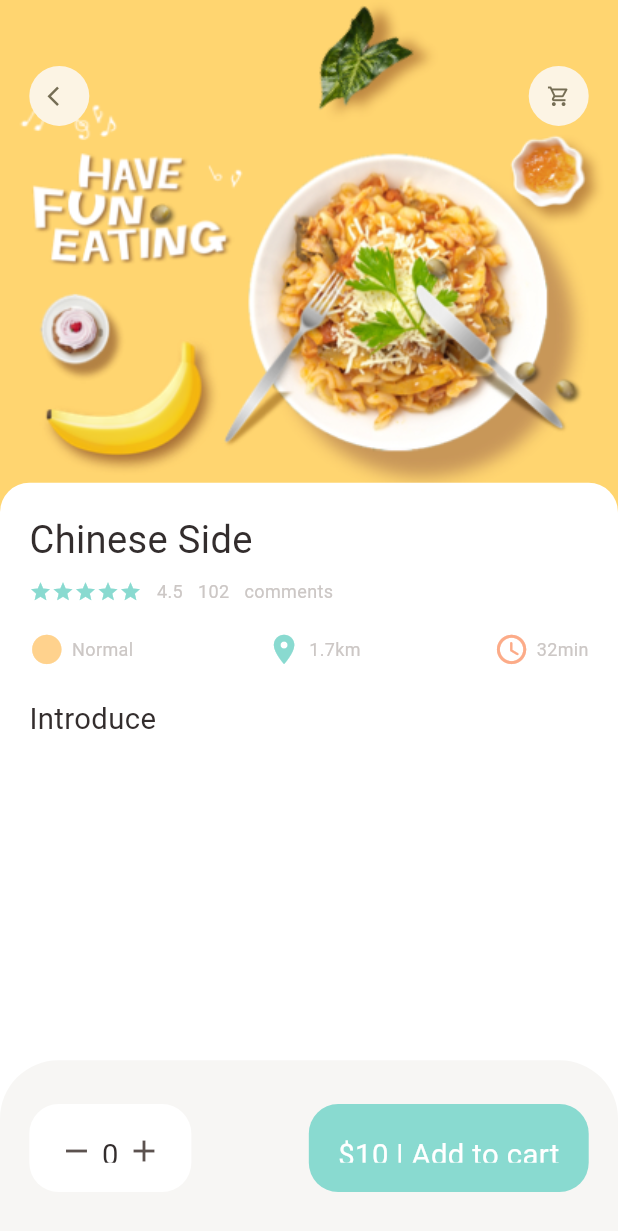
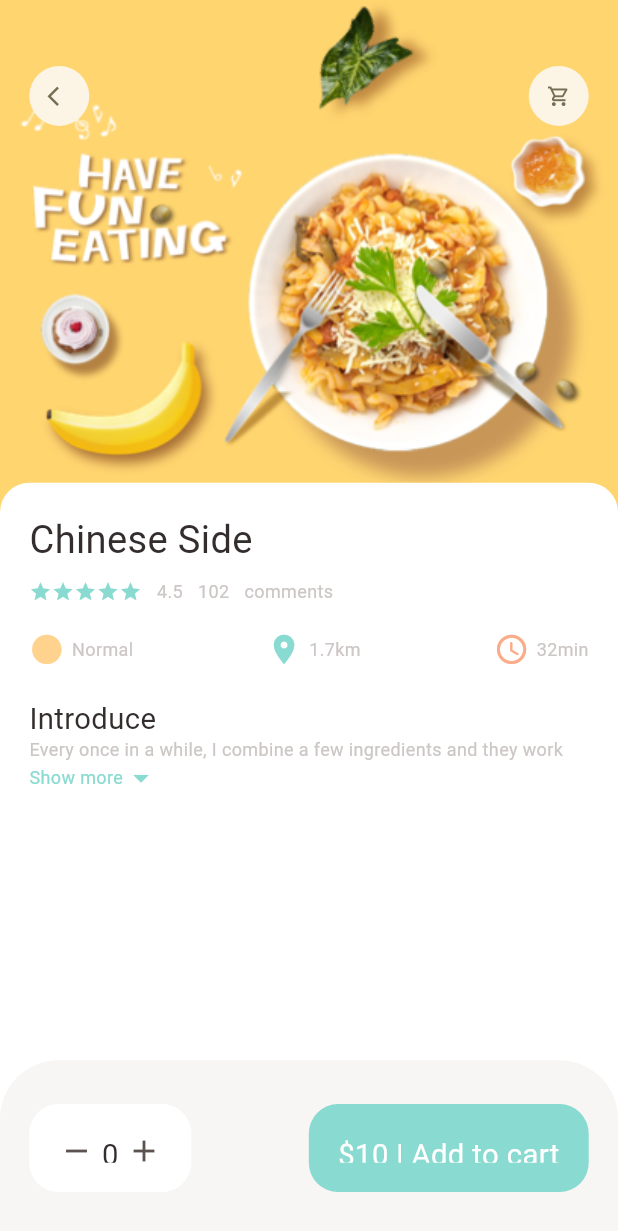
Before and after one commit to pioc-si/flutterEcommApp, a Flutter app: the screen it shows after launch, on a phone screen of 412 x 824 dp. Shown: the top 1231 px of the screen. Run offline on Flutter 3.47's test engine with Material 3 defaults, Android fonts, the phone set to English and light mode, and no system bars; our stand-ins replace dots_indicator, get.

Commit message:
add expanded widget

```diff
--- a/lib/pages/food/popular_food_detail.dart
+++ b/lib/pages/food/popular_food_detail.dart
@@ -3,6 +3,7 @@ import 'package:ecommapp/utils/dimensions.dart';
 import 'package:ecommapp/widgets/app_column.dart';
 import 'package:ecommapp/widgets/app_icon.dart';
 import 'package:ecommapp/widgets/big_text.dart';
+import 'package:ecommapp/widgets/expandable_text_widget.dart';
 import 'package:ecommapp/widgets/icon_and_text_widget.dart';
 import 'package:ecommapp/widgets/small_text.dart';
 import 'package:flutter/cupertino.dart';
@@ -65,12 +66,15 @@ class PopularFoodDetail extends StatelessWidget {
                 children: [
                   AppColumn(text: "Chinese Side",),
                   SizedBox(height: Dimensions.height20,),
-                  BigText(text: "Introduce")
+                  BigText(text: "Introduce"),
+                  ExpandableTextWidget(text: "Every once in a while, I combine a few ingredients and they work together from the very start.  This spice blend is one of those magical mysteries. I’ve tripled the recipe so you can keep enough on hand to use for weeks on chicken, fish, and any type of roasted vegetable. For the protein, Belcampo’s Chicken Thighs are perfect. The skin renders in the oven or on the grill, leaving you with a crispy, crunchy exterior and juicy chicken with every bite.")
                 ],
               ),
 
 
-          ))
+          )),
+
+
         ],
       ),
       bottomNavigationBar: Container(
--- /dev/null
+++ b/lib/widgets/expandable_text_widget.dart
@@ -0,0 +1,54 @@
+import 'package:ecommapp/utils/colors.dart';
+import 'package:ecommapp/utils/dimensions.dart';
+import 'package:ecommapp/widgets/small_text.dart';
+import 'package:flutter/cupertino.dart';
+import 'package:flutter/material.dart';
+
+class ExpandableTextWidget extends StatefulWidget {
+  final String text;
+  const ExpandableTextWidget({super.key, required this.text});
+
+  @override
+  State<ExpandableTextWidget> createState() => _ExpandableTextWidgetState();
+}
+
+class _ExpandableTextWidgetState extends State<ExpandableTextWidget> {
+  late String firstHalf;
+  late String secondHalf;
+  bool hiddenText = true;
+  double textHeight = Dimensions.screenHeight/5.63;
+
+  @override
+  void initState() {
+    super.initState();
+    if(widget.text.length>textHeight) {
+      firstHalf = widget.text.substring(0, textHeight.toInt());
+      secondHalf = widget.text.substring(textHeight.toInt()+1, widget.text.length);
+    } else{
+      firstHalf = widget.text;
+      secondHalf = "";
+    }
+  }
+
+
+  @override
+  Widget build(BuildContext context) {
+    return Container(
+      child: secondHalf.isEmpty?SmallText(text: firstHalf):Column(
+        children: [
+          SmallText(text: hiddenText?(firstHalf+"..."):(firstHalf+secondHalf)),
+          InkWell(
+            onTap: (){
+
+            },
+            child: Row(
+              children: [
+                  SmallText(text: "Show more", color: AppColors.mainColor,),
+                  Icon(Icons.arrow_drop_down, color: AppColors.mainColor,),
+            ],),
+          )
+        ],
+      ),
+    );
+  }
+}
```
